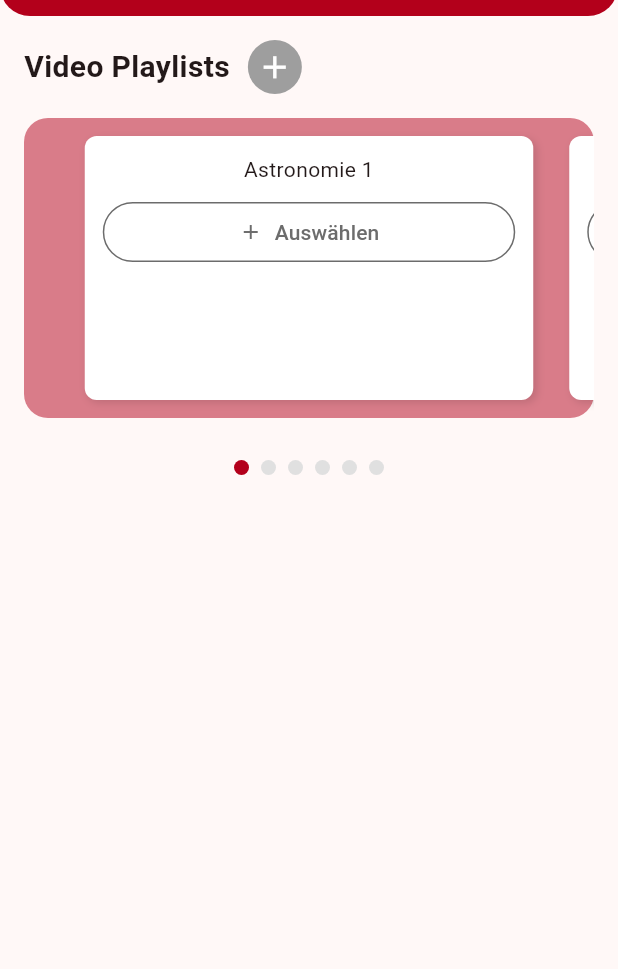
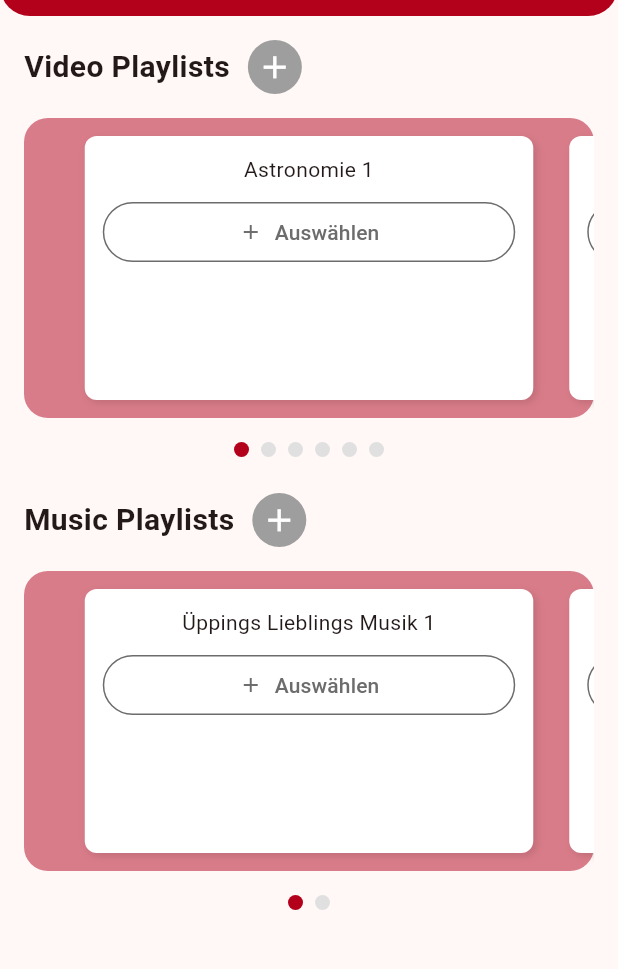
Before and after one commit to KompetenzRaul/Lernapp, a Flutter app: the screen it shows after launch, on a phone screen of 412 x 824 dp, the part 68-1037 px from its top. Run offline on Flutter 3.47's test engine with Material 3 defaults, Android fonts, the phone set to English and light mode, and no system bars; drawn by our look-alikes of smooth_page_indicator.

Commit message:
automatically fixed bugs

```diff
--- a/app/lib/main.dart
+++ b/app/lib/main.dart
@@ -96,18 +96,12 @@
 }
 
 class _MyHomePageState extends State<MyHomePage> {
-  final PageController _pageController = PageController(viewportFraction: 0.85);
-  int _currentPage = 0;
+  final PageController _videoController = PageController(viewportFraction: 0.85);
+  final PageController _musicController = PageController(viewportFraction: 0.85);
 
-  @override
-  void initState() {
-    super.initState();
-    _pageController.addListener(() {
-      setState(() {
-        _currentPage = _pageController.page!.round();
-      });
-    });
-  }
+
+
+
 
   Widget build(BuildContext context) {
     return Scaffold(
@@ -160,7 +154,7 @@
                     borderRadius: BorderRadius.circular(16),
                   ),
                   child: PageView.builder(
-                    controller: _pageController,
+                    controller: _videoController,
                     itemCount: 6,
                     itemBuilder: (context, index) {
                       return Padding(
@@ -173,10 +167,12 @@
                     },
                   ),
                 ),
-                const SizedBox(height: 12),
-                Center(
+                const SizedBox(),
+                Padding(
+                  padding: const EdgeInsets.only(),
+                  child: Center(
                     child: SmoothPageIndicator(
-                    controller: _pageController,
+                      controller: _videoController,
                       count: 6,
                       effect: WormEffect(
                         dotHeight: 10,
@@ -186,10 +182,84 @@
                       ),
                     ),
                   ),
+                ),
+              ],
+            ),
+            const SizedBox(height: 24),
+            Column(
+              crossAxisAlignment: CrossAxisAlignment.start,
+              children: [
+                Row(
+                  mainAxisAlignment: MainAxisAlignment.start,
+                  children: [
+                    const Text(
+                      "Music Playlists",
+                      style: TextStyle(
+                        fontSize: 20,
+                        fontWeight: FontWeight.bold,
+                      ),
+                    ),
+                    const SizedBox(width: 12),
+                    Container(
+                      width: 36,
+                      height: 36,
+                      decoration: BoxDecoration(
+                        color: Colors.grey,
+                        shape: BoxShape.circle,
+                      ),
+                      child: IconButton(
+                        padding: EdgeInsets.zero,
+                        iconSize: 25,
+                        onPressed: () {},
+                        icon: const Icon(
+                          Icons.add,
+                          color: Colors.white, // Farbe des Plus-Zeichens
+                        ),
+                      ),
+                    ),
                   ],
                 ),
                 // 3. Musik Playlists Titel + Button
-            // 4. Musik-Kachel
+                Container(
+                  height: 200,
+                  margin: const EdgeInsets.symmetric(vertical: 16),
+                  decoration: BoxDecoration(
+                    color: const Color(0x80B3001B), // transparentes Rot
+                    borderRadius: BorderRadius.circular(16),
+                  ),
+                  child: PageView.builder(
+                    controller: _musicController,
+                    itemCount: 2,
+                    itemBuilder: (context, index) {
+                      return Padding(
+                        padding: const EdgeInsets.symmetric(
+                          horizontal: 12.0,
+                          vertical: 12.0,
+                        ),
+                        child: _buildPlaylistCard("Üppings Lieblings Musik ${index + 1}"),
+                      );
+                    },
+                  ),
+                ),
+                // 4. Musik Kachel
+                const SizedBox(),
+                Padding(
+                  padding: const EdgeInsets.only(),
+                  child: Center(
+                    child: SmoothPageIndicator(
+                      controller: _musicController,
+                      count: 2,
+                      effect: WormEffect(
+                        dotHeight: 10,
+                        dotWidth: 10,
+                        activeDotColor: Color(0xFFB3001B),
+                        dotColor: Colors.grey.shade300,
+                      ),
+                    ),
+                  ),
+                ),
+              ],
+            ),
             // 5. Regler mit Verhältnis
             // 6. Abspielen-Button
           ],
```
Lines whose indentation alone changed are shown as unchanged.
